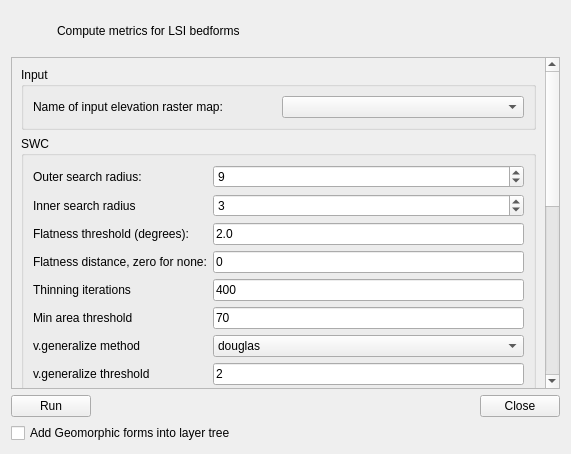
This is qtui/grm_lsi_ui.ui in epifanio/groundtruther_qgis as Qt 5 draws it before an edit. The edited form follows.
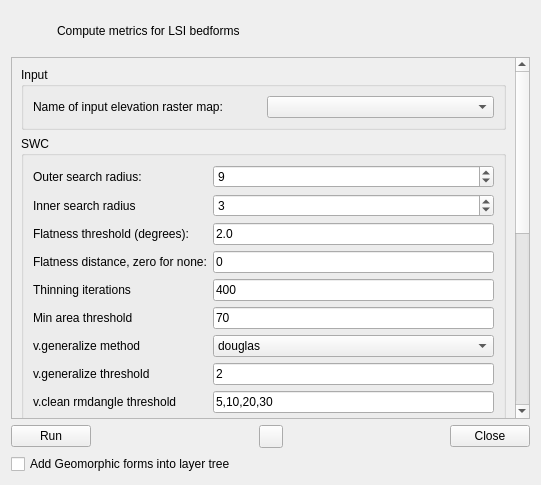
This is the edited form. Icons and pictures are not drawn.

Commit message: UI tweaking addig grass mdi

```diff
--- a/qtui/grm_lsi_ui.ui
+++ b/qtui/grm_lsi_ui.ui
@@ -6,8 +6,8 @@
    <rect>
     <x>0</x>
     <y>0</y>
-    <width>571</width>
-    <height>454</height>
+    <width>541</width>
+    <height>485</height>
    </rect>
   </property>
   <property name="windowTitle">
@@ -70,13 +70,19 @@
        <rect>
         <x>0</x>
         <y>0</y>
-        <width>537</width>
+        <width>507</width>
         <height>812</height>
        </rect>
       </property>
       <layout class="QVBoxLayout" name="verticalLayout_2">
        <item>
         <widget class="QGroupBox" name="groupBox">
+         <property name="maximumSize">
+          <size>
+           <width>16777215</width>
+           <height>70</height>
+          </size>
+         </property>
          <property name="title">
           <string>Input</string>
          </property>
@@ -96,6 +102,12 @@
        </item>
        <item>
         <widget class="QGroupBox" name="groupBox_2">
+         <property name="maximumSize">
+          <size>
+           <width>16777215</width>
+           <height>320</height>
+          </size>
+         </property>
          <property name="title">
           <string>SWC</string>
          </property>
@@ -444,6 +456,19 @@
          </layout>
         </widget>
        </item>
+       <item>
+        <spacer name="verticalSpacer">
+         <property name="orientation">
+          <enum>Qt::Vertical</enum>
+         </property>
+         <property name="sizeHint" stdset="0">
+          <size>
+           <width>20</width>
+           <height>40</height>
+          </size>
+         </property>
+        </spacer>
+       </item>
       </layout>
      </widget>
     </widget>
@@ -457,6 +482,30 @@
        </property>
       </widget>
      </item>
+     <item>
+      <spacer name="horizontalSpacer_2">
+       <property name="orientation">
+        <enum>Qt::Horizontal</enum>
+       </property>
+       <property name="sizeHint" stdset="0">
+        <size>
+         <width>40</width>
+         <height>20</height>
+        </size>
+       </property>
+      </spacer>
+     </item>
+     <item>
+      <widget class="QToolButton" name="reload_layers">
+       <property name="text">
+        <string/>
+       </property>
+       <property name="icon">
+        <iconset resource="../resources.qrc">
+         <normaloff>:/fa_solid/qtui/icons/fa_solid/arrows-rotate.svg</normaloff>:/fa_solid/qtui/icons/fa_solid/arrows-rotate.svg</iconset>
+       </property>
+      </widget>
+     </item>
      <item>
       <spacer name="horizontalSpacer">
        <property name="orientation">
```
Left out of the diff: 58 changed lines with no effect on the pictures. The commit also changes 4 other files.
